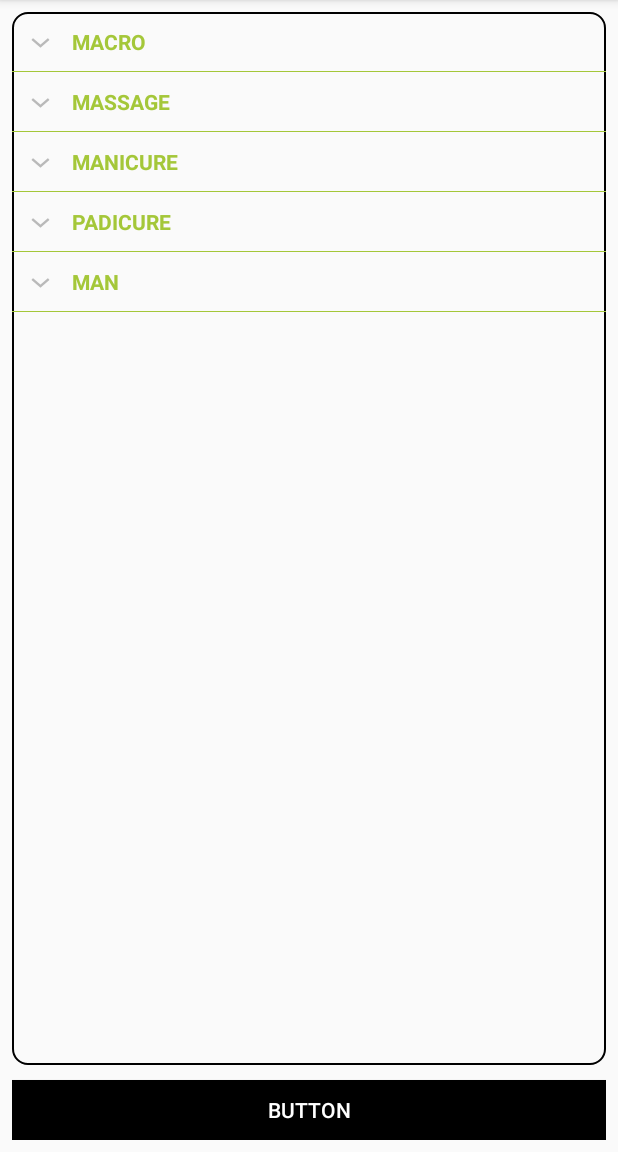
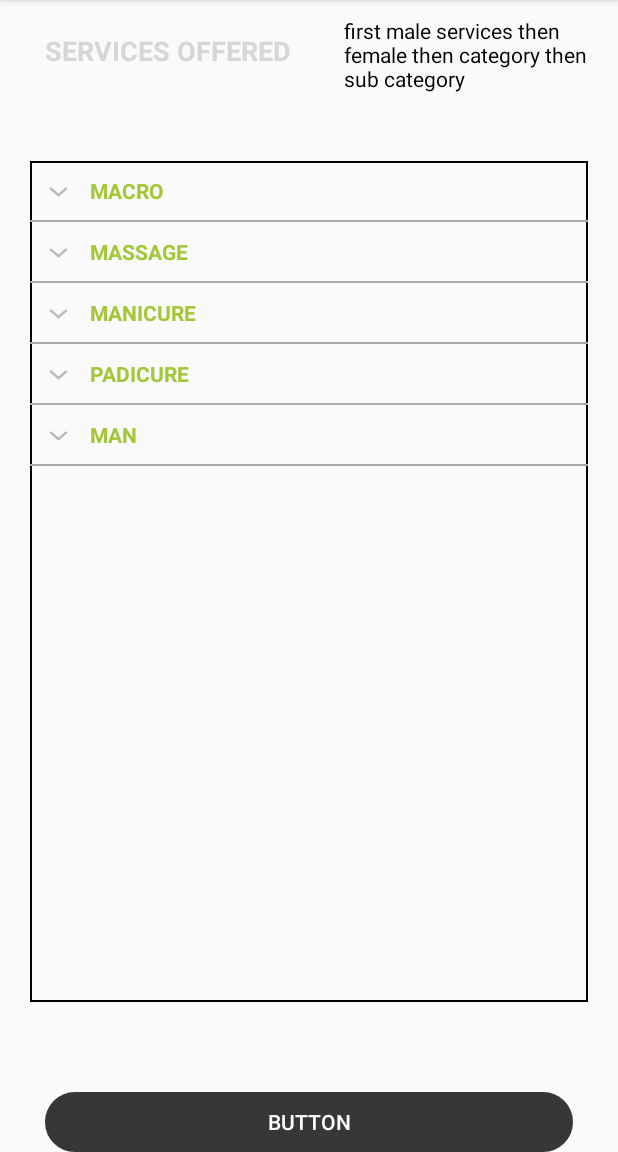
Before and after one commit to CreatorsDesireSolution/CadAppForUser, an Android app: the FreelancerServicesOffered screen opened directly, with no data from a screen before it, on a phone screen of 412 x 824 dp, the part 84-1236 px from its top. Run offline under Robolectric (Android 15) with nearby library versions, the phone set to English and light mode, and no system bars.

Commit message:
pull
pull

```diff
--- a/app/src/main/res/layout/activity_act__list.xml
+++ b/app/src/main/res/layout/activity_act__list.xml
@@ -1,37 +1,87 @@
-<RelativeLayout xmlns:android="http://schemas.android.com/apk/res/android"
+<?xml version="1.0" encoding="utf-8"?>
+<LinearLayout xmlns:android="http://schemas.android.com/apk/res/android"
+    xmlns:app="http://schemas.android.com/apk/res-auto"
     xmlns:tools="http://schemas.android.com/tools"
     android:layout_width="match_parent"
     android:layout_height="match_parent"
-    android:paddingLeft="@dimen/activity_horizontal_margin"
-    android:paddingRight="@dimen/activity_horizontal_margin"
-    android:paddingTop="@dimen/activity_vertical_margin"
-    android:paddingBottom="@dimen/activity_vertical_margin"
-  >
-    <ExpandableListView
-        android:id="@+id/expandableListView"
-        android:layout_height="match_parent"
-        android:layout_marginBottom="50dp"
+    android:orientation="vertical"
+    >
+
+
+
+
+
+    <LinearLayout
+        android:id="@+id/linearmain"
         android:layout_width="match_parent"
-        android:background="@drawable/background2"
-        android:indicatorLeft="?android:attr/expandableListPreferredItemIndicatorLeft"
-        android:divider="#A4C739"
-        android:dividerHeight="0.5dp" />
+        android:layout_height="wrap_content"
+        android:orientation="horizontal"
+        android:weightSum="1"
+        tools:context=".Act_Cancelation">
+
+        <TextView
+            android:layout_width="wrap_content"
+            android:layout_height="wrap_content"
+            android:layout_marginLeft="30dp"
+            android:layout_marginTop="20dp"
+            android:text="SERVICES OFFERED"
+            android:textColor="@color/quantum_orange"
+            android:textSize="18sp"
+            android:textStyle="bold" />
+
+        <TextView
+            android:layout_width="wrap_content"
+            android:layout_height="wrap_content"
+            android:layout_marginLeft="30dp"
+            android:layout_marginTop="5dp"
+            android:layout_marginRight="10dp"
+            android:padding="5dp"
+            android:text="@string/services"
+            android:textColor="#000000"
+            android:textSize="14sp" />
+
+
+    </LinearLayout>
 
     <RelativeLayout
-        android:layout_width="wrap_content"
+        android:layout_width="match_parent"
         android:layout_height="wrap_content"
-        android:layout_alignParentBottom="true">
+        android:layout_marginTop="20dp"
+        >
+
+        <ExpandableListView
+            android:id="@+id/expandableListView"
+            android:layout_width="match_parent"
+            android:layout_height="match_parent"
+            android:layout_marginBottom="100dp"
+            android:layout_marginLeft="20dp"
+            android:layout_marginTop="20dp"
+            android:layout_marginRight="20dp"
+            android:background="@drawable/background_list"
+            android:divider="@android:color/darker_gray"
+            android:dividerHeight="1.5dp"
+            android:indicatorLeft="?android:attr/expandableListPreferredItemIndicatorLeft" />
+
         <Button
             android:layout_width="match_parent"
             android:layout_height="40dp"
-            android:layout_marginTop="10dp"
             android:text="Button"
+            android:layout_alignParentBottom="true"
             android:id="@+id/btnNextoffered"
-            android:background="#000"
-            android:textColor="#FFF"
-            >
+            android:background="@drawable/background_final"
+            android:backgroundTint="@color/black"
+            android:layout_marginLeft="30dp"
+            android:layout_marginRight="30dp"
+            android:layout_marginBottom="30dp"
+            android:textColor="#FFF"/>
 
-        </Button>
     </RelativeLayout>
 
-</RelativeLayout>
+
+
+
+
+
+
+
+</LinearLayout>
```
